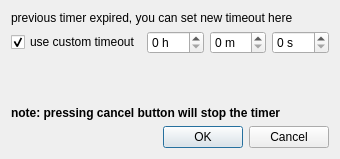
The window that plugins/countdown_timer/gui/timer_expired_dialog.ui (Kolcha/DigitalClock5) describes before a commit, drawn with Qt 5.
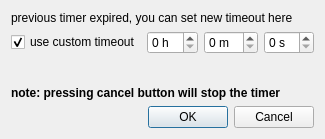
The same window after the commit.

```diff
--- a/plugins/countdown_timer/gui/timer_expired_dialog.ui
+++ b/plugins/countdown_timer/gui/timer_expired_dialog.ui
@@ -6,8 +6,8 @@
    <rect>
     <x>0</x>
     <y>0</y>
-    <width>340</width>
-    <height>159</height>
+    <width>318</width>
+    <height>139</height>
    </rect>
   </property>
   <property name="windowTitle">
```
